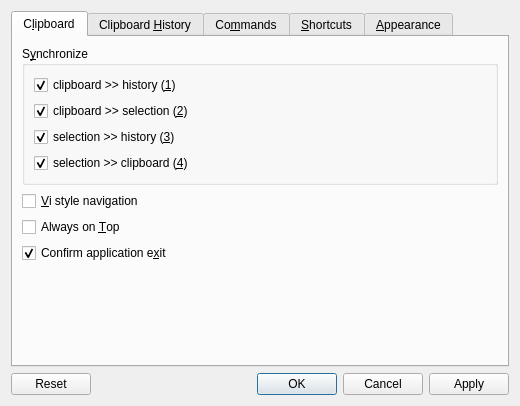
Old version of the form src/ui/configurationmanager.ui in the repository hluk/CopyQ.
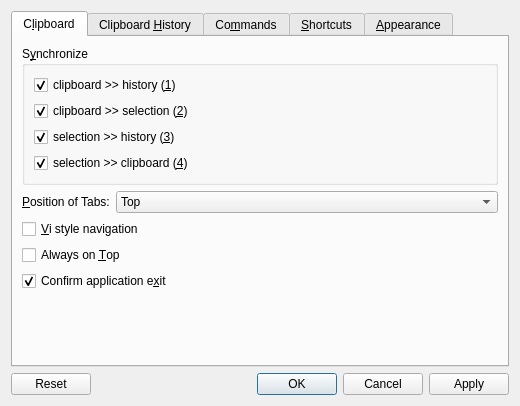
New version of the form. Icons and pictures are not drawn. Custom widgets are drawn as their Qt base class.

Commit message: User can change position of tab bar

```diff
--- a/src/ui/configurationmanager.ui
+++ b/src/ui/configurationmanager.ui
@@ -44,15 +44,12 @@
         </attribute>
         <layout class="QGridLayout" name="gridLayout_2">
          <item row="3" column="0">
-          <widget class="QCheckBox" name="checkBoxConfirmExit">
+          <widget class="QCheckBox" name="checkBoxAlwaysOnTop">
            <property name="toolTip">
             <string>Confirm application exit.</string>
            </property>
            <property name="text">
-            <string>Confirm application e&amp;xit</string>
-           </property>
-           <property name="checked">
-            <bool>true</bool>
+            <string>Always on &amp;Top</string>
            </property>
           </widget>
          </item>
@@ -127,7 +124,20 @@
            </layout>
           </widget>
          </item>
-         <item row="1" column="0">
+         <item row="4" column="0">
+          <widget class="QCheckBox" name="checkBoxConfirmExit">
+           <property name="toolTip">
+            <string>Confirm application exit.</string>
+           </property>
+           <property name="text">
+            <string>Confirm application e&amp;xit</string>
+           </property>
+           <property name="checked">
+            <bool>true</bool>
+           </property>
+          </widget>
+         </item>
+         <item row="2" column="0">
           <widget class="QCheckBox" name="checkBoxViMode">
            <property name="toolTip">
             <string>Support for Vi navigation keys (H, J, K, L and more),  slash (/) key to search.</string>
@@ -137,7 +147,7 @@
            </property>
           </widget>
          </item>
-         <item row="4" column="0">
+         <item row="6" column="0">
           <spacer name="verticalSpacer">
            <property name="orientation">
             <enum>Qt::Vertical</enum>
@@ -150,15 +160,46 @@
            </property>
           </spacer>
          </item>
-         <item row="2" column="0">
-          <widget class="QCheckBox" name="checkBoxAlwaysOnTop">
-           <property name="toolTip">
-            <string>Keep main window above other windows.</string>
+         <item row="1" column="0">
+          <layout class="QFormLayout" name="formLayout_3">
+           <property name="bottomMargin">
+            <number>0</number>
            </property>
-           <property name="text">
-            <string>Always on &amp;Top</string>
-           </property>
-          </widget>
+           <item row="0" column="0">
+            <widget class="QLabel" name="label_19">
+             <property name="text">
+              <string>&amp;Position of Tabs:</string>
+             </property>
+             <property name="buddy">
+              <cstring>comboBoxTabPosition</cstring>
+             </property>
+            </widget>
+           </item>
+           <item row="0" column="1">
+            <widget class="QComboBox" name="comboBoxTabPosition">
+             <item>
+              <property name="text">
+               <string>Top</string>
+              </property>
+             </item>
+             <item>
+              <property name="text">
+               <string>Bottom</string>
+              </property>
+             </item>
+             <item>
+              <property name="text">
+               <string>Left</string>
+              </property>
+             </item>
+             <item>
+              <property name="text">
+               <string>Right</string>
+              </property>
+             </item>
+            </widget>
+           </item>
+          </layout>
          </item>
         </layout>
        </widget>
```
Left out of the diff: 3 changed lines with no effect on the pictures. The commit also changes 2 other files.
